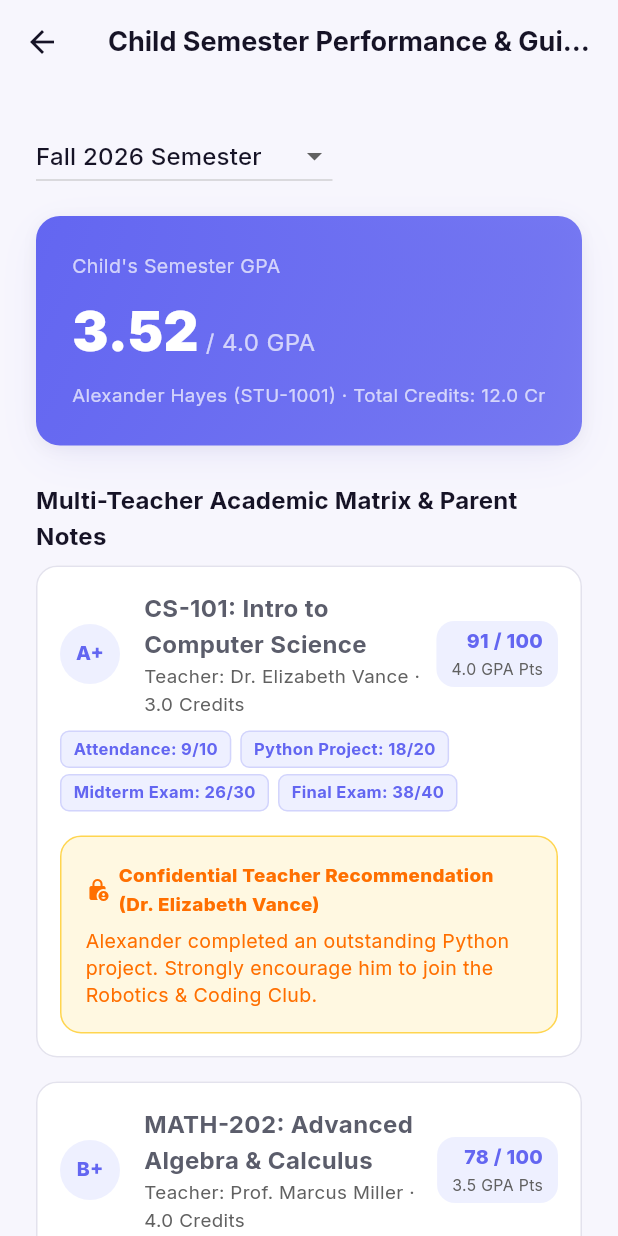
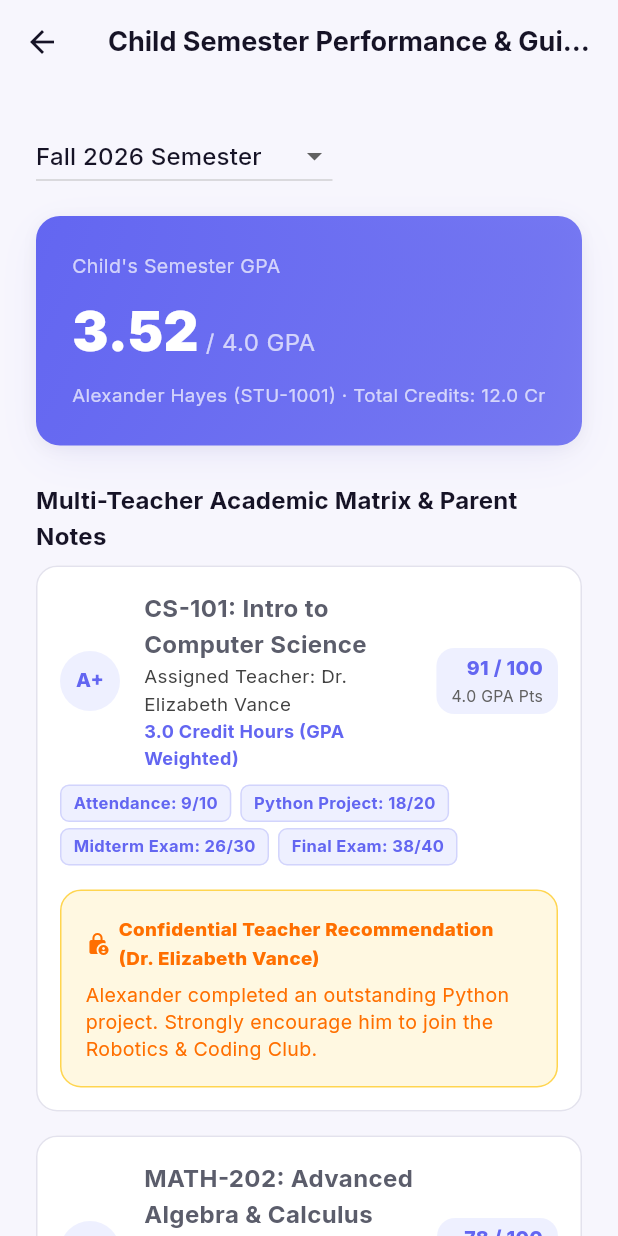
Before and after one commit to SchoolGuardian-Platform/Flutter_New_Demo_App, a Flutter app: the ParentGradesPage screen opened by its route, on a phone screen of 412 x 824 dp. Run offline on Flutter 3.47's test engine with Material 3 defaults, Android fonts, the phone set to English and light mode, and no system bars; our stand-ins replace app_links, flutter_secure_storage, google_fonts, shared_preferences; accounts and stored records are empty.

Commit message:
credit houre of the subject

```diff
--- a/lib/screens/grades/parent_grades_page.dart
+++ b/lib/screens/grades/parent_grades_page.dart
@@ -186,8 +186,12 @@ class _ParentCourseCard extends StatelessWidget {
                         style: const TextStyle(fontSize: 16, fontWeight: FontWeight.w700),
                       ),
                       Text(
-                        'Teacher: ${course.teacherName} · ${course.credits} Credits',
-                        style: TextStyle(fontSize: 12.5, color: Colors.grey.shade700),
+                        'Assigned Teacher: ${course.teacherName}',
+                        style: TextStyle(fontSize: 12.5, color: Colors.grey.shade800),
+                      ),
+                      Text(
+                        '${course.credits} Credit Hours (GPA Weighted)',
+                        style: const TextStyle(fontSize: 12, color: KukieAccent.violet, fontWeight: FontWeight.w700),
                       ),
                     ],
                   ),
--- a/lib/screens/grades/student_grades_page.dart
+++ b/lib/screens/grades/student_grades_page.dart
@@ -296,8 +296,12 @@ class _StudentCourseCard extends StatelessWidget {
                         style: const TextStyle(fontSize: 16, fontWeight: FontWeight.w700),
                       ),
                       Text(
-                        'Teacher: ${course.teacherName} · ${course.credits} Credits',
-                        style: TextStyle(fontSize: 12.5, color: Colors.grey.shade700),
+                        'Assigned Teacher: ${course.teacherName}',
+                        style: TextStyle(fontSize: 12.5, color: Colors.grey.shade800),
+                      ),
+                      Text(
+                        '${course.credits} Credit Hours (GPA Weighted)',
+                        style: const TextStyle(fontSize: 12, color: KukieAccent.violet, fontWeight: FontWeight.w700),
                       ),
                     ],
                   ),
--- a/lib/screens/student/course_registration_page.dart
+++ b/lib/screens/student/course_registration_page.dart
@@ -138,12 +138,12 @@ class _CourseRegistrationPageState extends State<CourseRegistrationPage> {
                                   ),
                                   const SizedBox(height: 2),
                                   Text(
-                                    'Teacher: ${course.teacherName} · ${course.credits} Credits',
-                                    style: TextStyle(fontSize: 12.5, color: Colors.grey.shade700),
+                                    'Assigned Teacher: ${course.teacherName}',
+                                    style: TextStyle(fontSize: 12.5, color: Colors.grey.shade800, fontWeight: FontWeight.w600),
                                   ),
                                   Text(
-                                    course.department,
-                                    style: TextStyle(fontSize: 11, color: Colors.grey.shade600),
+                                    '${course.credits} Credit Hours · ${course.department}',
+                                    style: const TextStyle(fontSize: 12, color: KukieAccent.violet, fontWeight: FontWeight.w700),
                                   ),
                                 ],
                               ),
```
